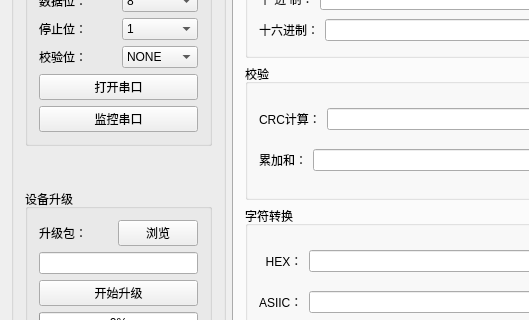
Above: ComMonitor/mainwindow.ui from hougaiqiang/ComMonitor before the change; both pictures show x 0 to 529 and y 161 to 481 of the 1097 by 892 pixel window. Below: the same form after it.
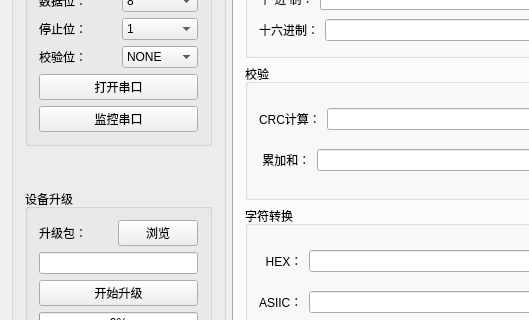
That is the form after the change.

```diff
--- a/ComMonitor/mainwindow.ui
+++ b/ComMonitor/mainwindow.ui
@@ -530,7 +530,7 @@
                <item>
                 <widget class="QLabel" name="label_13">
                  <property name="text">
-                  <string>累加和：</string>
+                  <string> 累加和：</string>
                  </property>
                 </widget>
                </item>
```
Left out of the diff: 22 changed lines with no effect on the pictures.
